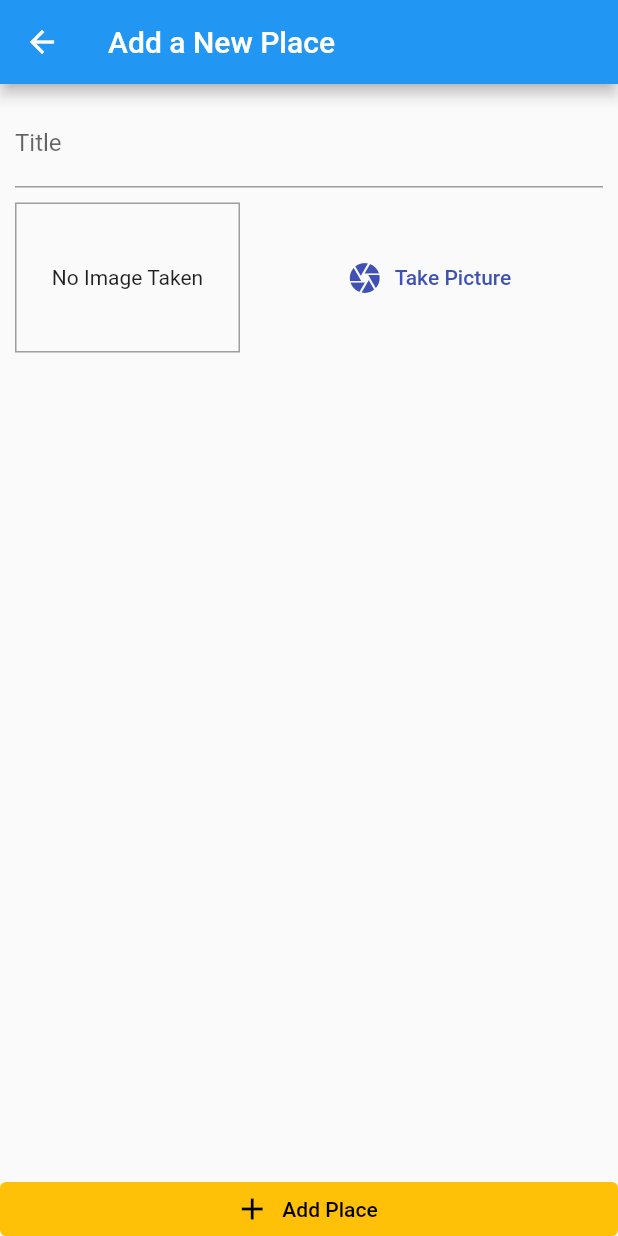
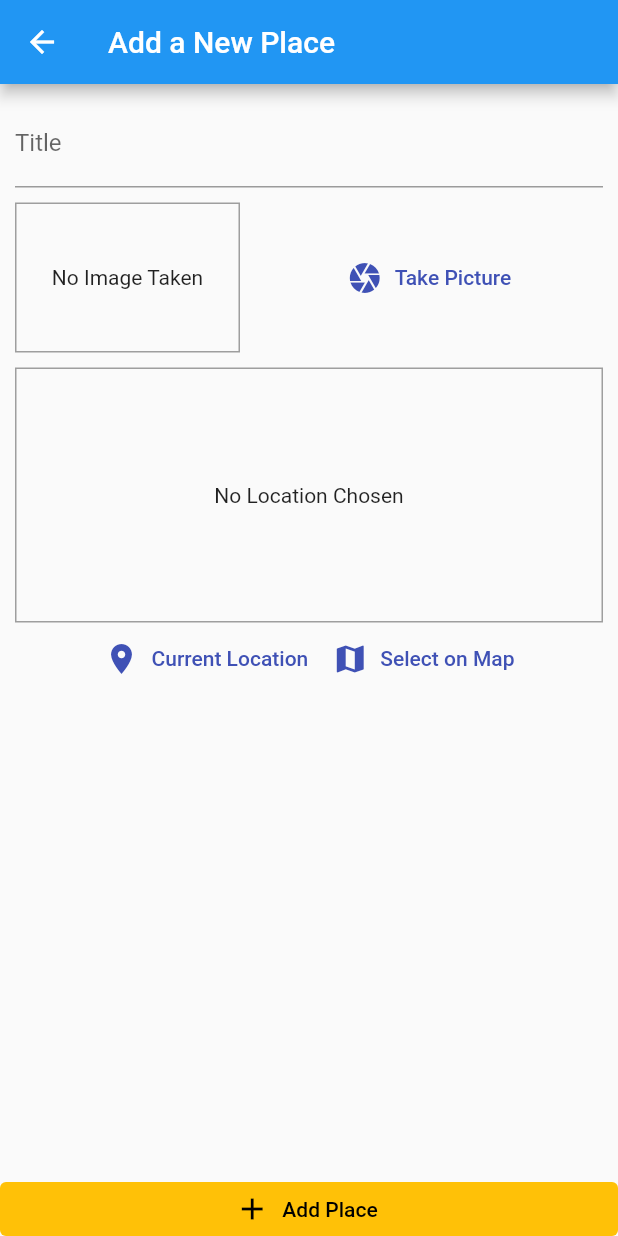
Before and after one commit to rodrigodsluz/flutter_great_places_app, a Flutter app: the AddPlaceScreen screen opened by its route, on a phone screen of 412 x 824 dp. Run offline on Flutter 3.47's test engine with Material 2 defaults, Android fonts, the phone set to English and light mode, and no system bars; our stand-ins replace image_picker.

Commit message:
feat: adding a location input and location package

```diff
--- a/lib/screens/add_place_screen.dart
+++ b/lib/screens/add_place_screen.dart
@@ -6,6 +6,7 @@
 import '../providers/great_places.dart';
 
 import '../widgets/image_input.dart';
+import '../widgets/location_input.dart';
 
 class AddPlaceScreen extends StatefulWidget {
   static const routeName = '/add-place';
@@ -58,6 +59,10 @@
                       height: 10,
                     ),
                     ImageInput(_selectImage),
+                    SizedBox(
+                      height: 10,
+                    ),
+                    LocationInput()
                   ],
                 ),
               ),
--- /dev/null
+++ b/lib/widgets/location_input.dart
@@ -0,0 +1,60 @@
+import 'package:flutter/material.dart';
+
+class LocationInput extends StatefulWidget {
+  @override
+  State<LocationInput> createState() => _LocationInputState();
+}
+
+class _LocationInputState extends State<LocationInput> {
+  String _previewImageUrl;
+
+  @override
+  Widget build(BuildContext context) {
+    return Column(
+      children: <Widget>[
+        Container(
+          height: 170,
+          width: double.infinity,
+          alignment: Alignment.center,
+          decoration: BoxDecoration(
+            border: Border.all(
+              width: 1,
+              color: Colors.grey,
+            ),
+          ),
+          child: _previewImageUrl == null
+              ? Text(
+                  'No Location Chosen',
+                  textAlign: TextAlign.center,
+                )
+              : Image.network(
+                  _previewImageUrl,
+                  fit: BoxFit.cover,
+                  width: double.infinity,
+                ),
+        ),
+        Row(
+          mainAxisAlignment: MainAxisAlignment.center,
+          children: <Widget>[
+            TextButton.icon(
+              icon: Icon(Icons.location_on),
+              label: Text('Current Location'),
+              style: TextButton.styleFrom(
+                foregroundColor: Theme.of(context).primaryColor,
+              ),
+              onPressed: () {},
+            ),
+            TextButton.icon(
+              icon: Icon(Icons.map),
+              label: Text('Select on Map'),
+              style: TextButton.styleFrom(
+                foregroundColor: Theme.of(context).primaryColor,
+              ),
+              onPressed: () {},
+            ),
+          ],
+        ),
+      ],
+    );
+  }
+}
--- a/pubspec.yaml
+++ b/pubspec.yaml
@@ -28,6 +28,7 @@
   path_provider: ^2.0.11
   path: ^1.8.2
   sqflite: ^2.2.0+3
+  location: ^4.4.0
 
   # The following adds the Cupertino Icons font to your application.
   # Use with the CupertinoIcons class for iOS style icons.
```
Also changed, not shown: pubspec.lock, 4 other files.
